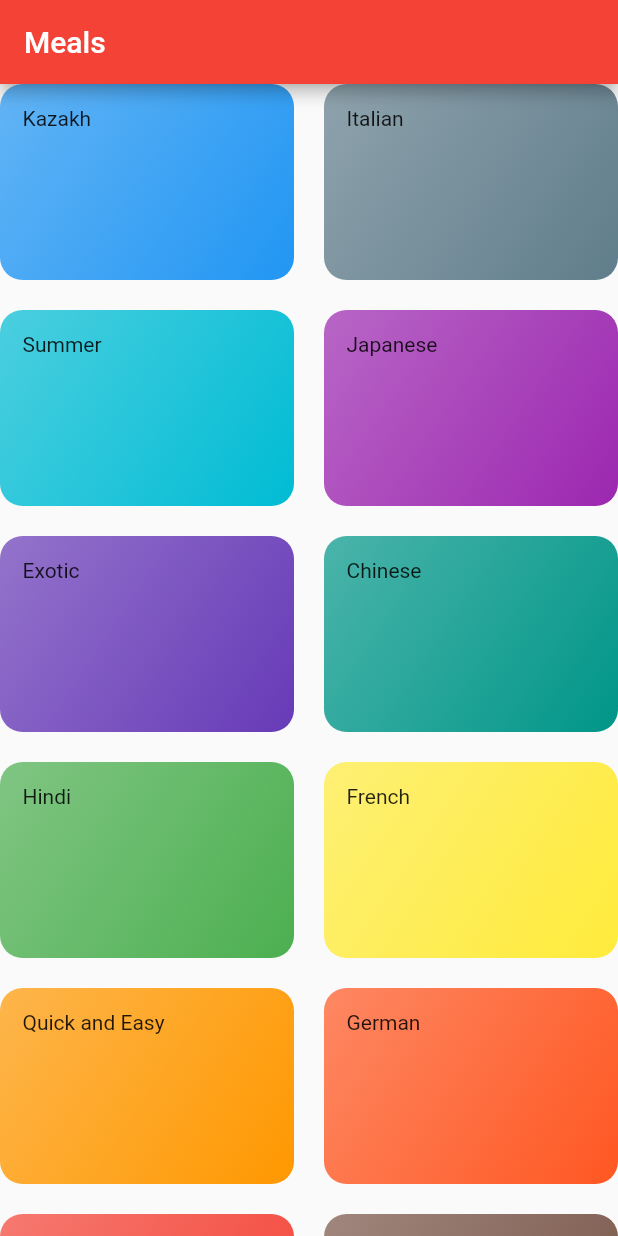
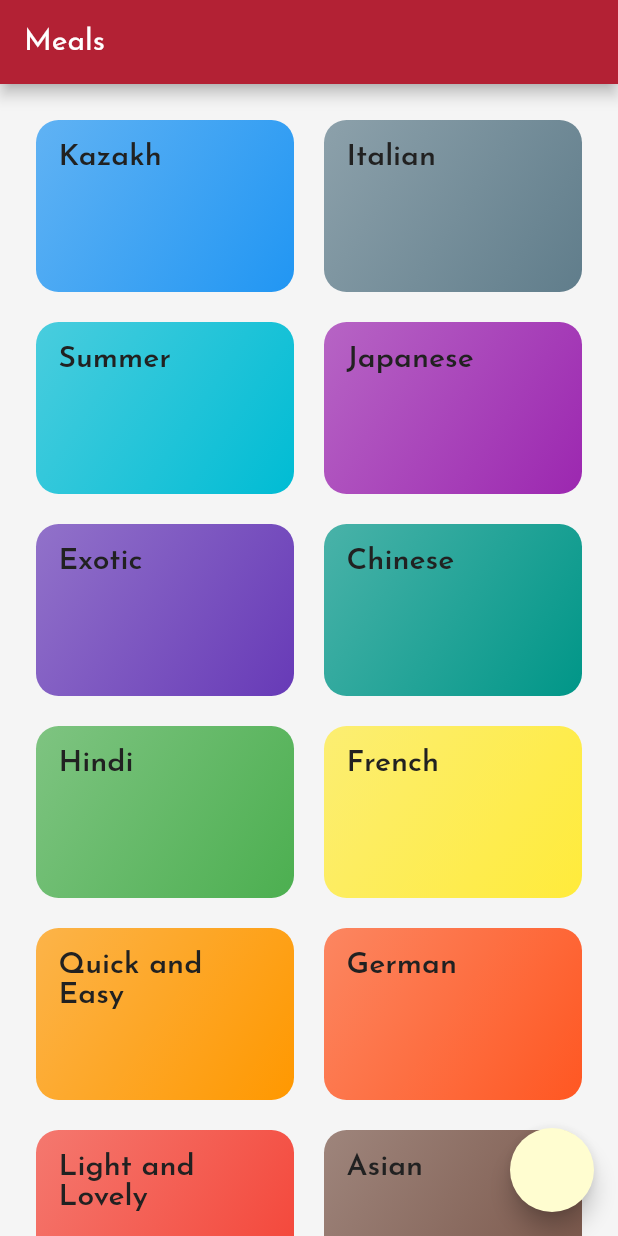
Before and after one commit to Allabergen/Meal-Flutter, a Flutter app: the screen it shows after launch, on a phone screen of 412 x 824 dp. Run offline on Flutter 3.47's test engine with Material 2 defaults, Android fonts, the phone set to English and light mode, and no system bars.

Commit message:
styling and theming, add fonts

```diff
--- a/lib/categories_screen.dart
+++ b/lib/categories_screen.dart
@@ -11,6 +11,7 @@ class CategoriesScreen extends StatelessWidget {
         title: const Text('Meals'),
       ),
       body: GridView(
+        padding: const EdgeInsets.all(24.0),
         gridDelegate: SliverGridDelegateWithMaxCrossAxisExtent(
           maxCrossAxisExtent: 200,
           childAspectRatio: 3 / 2,
@@ -21,6 +22,7 @@ class CategoriesScreen extends StatelessWidget {
             .map((catData) => CategoryItem(catData.title, catData.color))
             .toList(),
       ),
+      floatingActionButton: FloatingActionButton(onPressed: () {},),
     );
   }
 }
--- a/lib/category_item.dart
+++ b/lib/category_item.dart
@@ -10,7 +10,10 @@ class CategoryItem extends StatelessWidget {
   Widget build(BuildContext context) {
     return Container(
       padding: const EdgeInsets.all(15.0),
-      child: Text(title),
+      child: Text(
+        title,
+        style: Theme.of(context).textTheme.title,
+      ),
       decoration: BoxDecoration(
         gradient: LinearGradient(
             colors: [color.withOpacity(0.7), color],
--- a/lib/main.dart
+++ b/lib/main.dart
@@ -15,7 +15,21 @@ class MyApp extends StatelessWidget {
       debugShowCheckedModeBanner: false,
       title: 'Meals',
       theme: ThemeData(
-        primarySwatch: Colors.red,
+        primaryColor: Color(0xFFB32134),
+        accentColor: Color(0xFFFFFDD0),
+        canvasColor: Color(0xFFF5F5F5),
+        fontFamily: 'JosefinSans',
+        textTheme: ThemeData.light().textTheme.copyWith(
+              body1: TextStyle(color: Colors.black87),
+              body2: TextStyle(color: Colors.black87),
+              title: TextStyle(
+                fontSize: 20.0,
+                fontFamily: 'JosefinSans',
+                fontWeight: FontWeight.w600,
+                color: Color(0xFF212121),
+                shadows: [Shadow(color: Color(0xFFFFFDD0))],
+              ),
+            ),
       ),
       home: CategoriesScreen(),
     );
```
Also changed, not shown: pubspec.yaml (+16 -11 lines), assets/fonts/JosefinSans-Bold.ttf (added), assets/fonts/JosefinSans-Regular.ttf (added), assets/fonts/JosefinSans-SemiBold.ttf (added), assets/fonts/JosefinSans-Thin.ttf (added).
